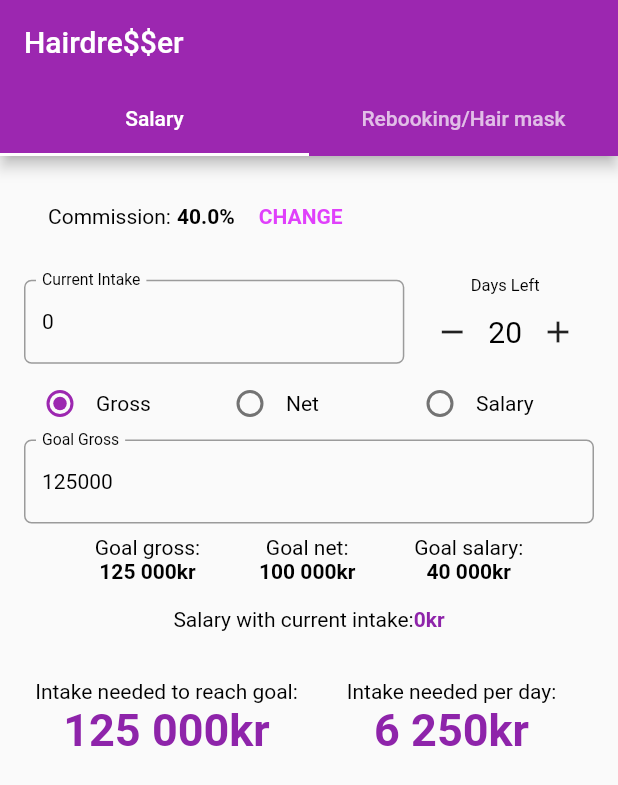
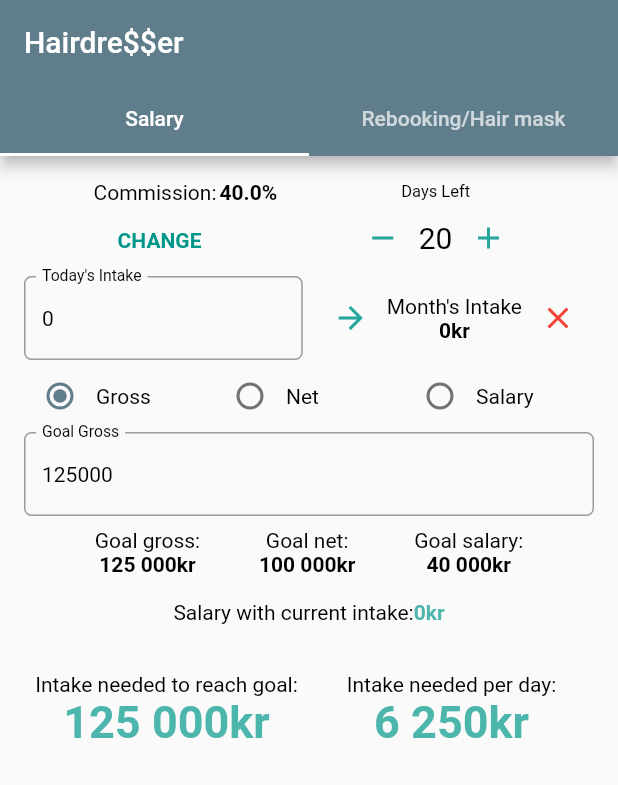
Before and after one commit to jasonctoms/hairdresser_calc, a Flutter app: the screen it shows after launch, on a phone screen of 412 x 824 dp. Shown: the top 785 px of the screen. Run offline on Flutter 3.47's test engine with Material 2 defaults, Android fonts, the phone set to English and light mode, and no system bars; our stand-ins replace shared_preferences.

Commit message:
Update the way you input current salary.

```diff
--- a/lib/localized_strings.dart
+++ b/lib/localized_strings.dart
@@ -17,13 +17,15 @@ class LocalizedStrings {
       'appName': 'Hairdre\$\$er',
       'cancel': 'Cancel',
       'done': 'Done',
+      'clear': 'CLEAR',
       //SalaryScreen---------------------------------
       'commission': 'Commission:',
       'currentCommission': 'Current commission:',
       'commissionPercent': 'Commission %',
       'change': 'CHANGE',
       'validationMessage': 'Invalid number entered',
-      'currentIntake': 'Current Intake',
+      'todaysIntake': 'Today\'s Intake',
+      'monthsIntake': 'Month\'s Intake',
       'daysLeft': 'Days Left',
       'goalGross': 'Goal Gross',
       'goalNet': 'Goal Net',
@@ -44,13 +46,15 @@ class LocalizedStrings {
       'appName': 'Fri\$ør',
       'cancel': 'Avbryt',
       'done': 'Ferdig',
+      'clear': 'TOMT',
       //SalaryScreen---------------------------------
       'commission': 'Provisjon:',
       'currentCommission': 'Nåværende provisjon:',
       'commissionPercent': 'Provisjon %',
       'change': 'ENDRE',
       'validationMessage': 'Ugyldig nummer inntastet',
-      'currentIntake': 'Nåværende Inntak',
+      'todaysIntake': 'Dagens Inntak',
+      'monthsIntake': 'Måneds Inntak:',
       'daysLeft': 'Dager Igjen',
       'goalGross': 'Mål Brutto',
       'goalNet': 'Mål Netto',
@@ -81,6 +85,10 @@ class LocalizedStrings {
     return _localizedValues[locale.languageCode]['done'];
   }
 
+  String get clear {
+    return _localizedValues[locale.languageCode]['clear'];
+  }
+
   String get commission {
     return _localizedValues[locale.languageCode]['commission'];
   }
@@ -101,8 +109,12 @@ class LocalizedStrings {
     return _localizedValues[locale.languageCode]['validationMessage'];
   }
 
-  String get currentIntake {
-    return _localizedValues[locale.languageCode]['currentIntake'];
+  String get todaysIntake {
+    return _localizedValues[locale.languageCode]['todaysIntake'];
+  }
+
+  String get monthsIntake {
+    return _localizedValues[locale.languageCode]['monthsIntake'];
   }
 
   String get daysLeft {
--- a/lib/main.dart
+++ b/lib/main.dart
@@ -24,12 +24,12 @@ class HairdresserCalc extends StatelessWidget {
       onGenerateTitle: (BuildContext context) =>
           LocalizedStrings.of(context).appName,
       theme: ThemeData(
-        primarySwatch: Colors.purple,
+        primarySwatch: Colors.blueGrey,
         textTheme: Theme.of(context).textTheme.apply(
               bodyColor: Colors.black,
               displayColor: Colors.grey[600],
             ),
-        textSelectionHandleColor: Colors.green[800],
+        textSelectionHandleColor: Colors.teal,
       ),
       home: MainTabBar(),
     );
--- a/lib/pref_keys.dart
+++ b/lib/pref_keys.dart
@@ -1,8 +1,15 @@
 library hairdresser_calc.pref_keys;
 
-const commissionKey = 'commission';
-const currentIntakeKey = 'currentIntake';
-const daysLeftKey = 'daysLeft';
+const commissionKey = 'commissionKey';
+const todaysIntakeKey = 'todaysIntakeKey';
+const monthsIntakeKey = 'monthsIntakeKey';
+const daysLeftKey = 'daysLeftKey';
 const goalGrossKey = 'goalGrossKey';
 const goalNetKey = 'goalNetKey';
 const goalSalaryKey = 'goalSalaryKey';
+
+const totalDaysKey = 'totalDaysKey';
+const dailyClientsKey = 'dailyClientsKey';
+const totalClientsKey = 'totalClientsKey';
+const dailyHairMasksKey = 'dailyHairMasksKey';
+const totalHairMasksKey = 'totalHairMasksKey';
--- a/lib/salary_screen.dart
+++ b/lib/salary_screen.dart
@@ -22,10 +22,12 @@ class SalaryScreen extends StatefulWidget {
 class _SalaryScreenState extends State<SalaryScreen> {
   String _commissionText;
   double _commissionValue;
-  int _currentIntake;
+  int _todaysIntake;
+  int _monthsIntake;
   bool _showIntakeValidationError = false;
   final _intakeFieldKey = GlobalKey(debugLabel: 'currentIntake');
   TextEditingController _intakeController;
+  FocusNode _intakeFocus = FocusNode();
   int _daysLeft = 20;
   int _goalGross;
   int _goalNet;
@@ -33,13 +35,21 @@ class _SalaryScreenState extends State<SalaryScreen> {
   bool _showGoalValidationError = false;
   final _goalFieldKey = GlobalKey(debugLabel: 'goal');
   TextEditingController _goalController;
+  FocusNode _goalFocus = FocusNode();
   GoalSelection _goalSelection = GoalSelection.gross;
 
+  @override
+  void dispose() {
+    _intakeFocus.dispose();
+    _goalFocus.dispose();
+    super.dispose();
+  }
+
   int _remainingIntake() {
-    if (_goalGross == null || _currentIntake == null)
+    if (_goalGross == null || _monthsIntake == null)
       return 0;
     else
-      return _goalGross - _currentIntake;
+      return _goalGross - _monthsIntake;
   }
 
   int _amountNeededPerDay() {
@@ -50,16 +60,36 @@ class _SalaryScreenState extends State<SalaryScreen> {
   }
 
   int _salaryWithCurrentIntake() {
-    if (_currentIntake == null || _commissionValue == null)
+    if (_monthsIntake == null || _commissionValue == null)
       return 0;
     else
-      return (_currentIntake * 0.8 * _commissionValue).round();
+      return (_monthsIntake * 0.8 * _commissionValue).round();
+  }
+
+  _onIntakeFocusChange() {
+      if (_intakeFocus.hasFocus) {
+        _intakeController.selection = TextSelection(
+          baseOffset: 0,
+          extentOffset: _intakeController.text.length,
+        );
+      }
+  }
+
+  _onGoalFocusChange() {
+    if (_goalFocus.hasFocus) {
+      _goalController.selection = TextSelection(
+        baseOffset: 0,
+        extentOffset: _goalController.text.length,
+      );
+    }
   }
 
   @override
   void initState() {
     super.initState();
     _setDefaultPrefs();
+    _intakeFocus.addListener(_onIntakeFocusChange);
+    _goalFocus.addListener(_onGoalFocusChange);
   }
 
   _setDefaultPrefs() async {
@@ -68,9 +98,13 @@ class _SalaryScreenState extends State<SalaryScreen> {
     if (commission == null) {
       await prefs.setDouble(prefKeys.commissionKey, 0.40);
     }
-    int currentIntake = prefs.getInt(prefKeys.currentIntakeKey);
-    if (currentIntake == null) {
-      await prefs.setInt(prefKeys.currentIntakeKey, 0);
+    int monthsIntake = prefs.getInt(prefKeys.monthsIntakeKey);
+    if (monthsIntake == null) {
+      await prefs.setInt(prefKeys.monthsIntakeKey, 0);
+    }
+    int todaysIntake = prefs.getInt(prefKeys.todaysIntakeKey);
+    if (todaysIntake == null) {
+      await prefs.setInt(prefKeys.todaysIntakeKey, 0);
     }
     int daysLeft = prefs.getInt(prefKeys.daysLeftKey);
     if (daysLeft == null) {
@@ -88,25 +122,28 @@ class _SalaryScreenState extends State<SalaryScreen> {
     if (goalSalary == null) {
       await prefs.setInt(prefKeys.goalSalaryKey, 40000);
     }
+
+    _getOtherValuesFromSharedPrefs();
     _getCommissionFromSharedPrefs();
-    _getOtherValuesFromSharedPrefs();
   }
 
   _getOtherValuesFromSharedPrefs() async {
     SharedPreferences prefs = await SharedPreferences.getInstance();
-    int currentIntake = prefs.getInt(prefKeys.currentIntakeKey);
+    int todaysIntake = prefs.getInt(prefKeys.todaysIntakeKey);
+    int monthsIntake = prefs.getInt(prefKeys.monthsIntakeKey);
     int daysLeft = prefs.getInt(prefKeys.daysLeftKey);
     int goalNet = prefs.getInt(prefKeys.goalNetKey);
     int goalGross = prefs.getInt(prefKeys.goalGrossKey);
     int goalSalary = prefs.getInt(prefKeys.goalSalaryKey);
     setState(() => _initPrefValues(
-        currentIntake, daysLeft, goalNet, goalGross, goalSalary));
+        todaysIntake, monthsIntake, daysLeft, goalNet, goalGross, goalSalary));
   }
 
-  _initPrefValues(int currentIntake, int daysLeft, int goalNet, int goalGross,
-      int goalSalary) {
-    _currentIntake = currentIntake;
-    _intakeController = TextEditingController(text: _currentIntake.toString());
+  _initPrefValues(int todaysIntake, int monthsIntake, int daysLeft, int goalNet,
+      int goalGross, int goalSalary) {
+    _todaysIntake = todaysIntake;
+    _intakeController = TextEditingController(text: _todaysIntake.toString());
+    _monthsIntake = monthsIntake;
     _daysLeft = daysLeft;
     _goalGross = goalGross;
     _goalController = TextEditingController(text: _goalGross.toString());
@@ -117,13 +154,14 @@ class _SalaryScreenState extends State<SalaryScreen> {
   _getCommissionFromSharedPrefs() async {
     SharedPreferences prefs = await SharedPreferences.getInstance();
     var commissionValue = prefs.getDouble(prefKeys.commissionKey);
-    var correctDecimals = commissionValue.toStringAsFixed(1);
+    var correctDecimals = commissionValue.toStringAsFixed(3);
     commissionValue = double.parse(correctDecimals);
     setState(() => _setCommission(commissionValue));
   }
 
   _setCommission(double commissionValue) {
     _commissionValue = commissionValue;
+    _goalSalary = (_goalNet * _commissionValue).round();
     _commissionText = (commissionValue * 100.0).toString();
   }
 
@@ -146,23 +184,37 @@ class _SalaryScreenState extends State<SalaryScreen> {
     }
   }
 
-  _updateCurrentIntake(String input) {
+  _updateTodaysIntake(String input) {
     setState(() {
       if (input == null || input.isEmpty) {
         _showIntakeValidationError = false;
-        _currentIntake = 0;
-        _setCurrentIntakePref();
+        _todaysIntake = 0;
+        _setTodaysIntakePref();
       } else {
         try {
           final inputInt = int.parse(input);
           _showIntakeValidationError = false;
-          _currentIntake = inputInt;
-          _setCurrentIntakePref();
+          _todaysIntake = inputInt;
+          _setTodaysIntakePref();
         } on Exception catch (e) {
           print('Error: $e');
           _showIntakeValidationError = true;
         }
       }
+    });
+  }
+
+  _addTodaysIntakeToMonth() {
+    setState(() {
+      _monthsIntake += _todaysIntake;
+      _setMonthsIntakePref();
+    });
+  }
+
+  _clearMonthlyIntake() {
+    setState(() {
+      _monthsIntake = 0;
+      _setMonthsIntakePref();
     });
   }
 
@@ -188,9 +240,14 @@ class _SalaryScreenState extends State<SalaryScreen> {
     });
   }
 
-  _setCurrentIntakePref() async {
+  _setTodaysIntakePref() async {
     SharedPreferences prefs = await SharedPreferences.getInstance();
-    prefs.setInt(prefKeys.currentIntakeKey, _currentIntake);
+    prefs.setInt(prefKeys.todaysIntakeKey, _todaysIntake);
+  }
+
+  _setMonthsIntakePref() async {
+    SharedPreferences prefs = await SharedPreferences.getInstance();
+    prefs.setInt(prefKeys.monthsIntakeKey, _monthsIntake);
   }
 
   _setDaysLeftPref() async {
@@ -256,14 +313,47 @@ class _SalaryScreenState extends State<SalaryScreen> {
 
   @override
   Widget build(BuildContext context) {
-    final commissionRow = Padding(
-      padding: EdgeInsets.only(bottom: 16.0, right: 16.0, left: 16.0),
-      child: Row(
+    final daysLeft = Column(
+      children: [
+        Text(
+          LocalizedStrings.of(context).daysLeft,
+          style: TextStyle(
+            fontSize: 11.0,
+          ),
+        ),
+        Row(
+          children: [
+            IconButton(
+              icon: Icon(
+                Icons.remove,
+                color: Colors.teal[400],
+              ),
+              onPressed: () => _subtractDay(),
+            ),
+            Text(
+              _daysLeft.toString(),
+              style: TextStyle(fontSize: 20.0),
+            ),
+            IconButton(
+              icon: Icon(
+                Icons.add,
+                color: Colors.teal[400],
+              ),
+              onPressed: () => _addDay(),
+            ),
+          ],
+        ),
+      ],
+    );
+
+    final commission = Column(
+      mainAxisSize: MainAxisSize.min,
+      crossAxisAlignment: CrossAxisAlignment.start,
       children: [
         Row(
           children: [
             Text(LocalizedStrings.of(context).commission),
-              Padding(padding: EdgeInsets.symmetric(horizontal: 2.0)),
+            Padding(padding: EdgeInsets.only(right:2.0),),
             Text(
               _setCommissionText(),
               style: TextStyle(fontWeight: FontWeight.bold),
@@ -277,65 +367,72 @@ class _SalaryScreenState extends State<SalaryScreen> {
               fontWeight: FontWeight.bold,
             ),
           ),
-            textColor: Colors.purpleAccent,
+          textColor: Colors.teal,
           onPressed: () => _openDialog(context),
-          ),
-        ],
-      ),
-    );
-
-    final daysLeft = Column(
-      children: [
-        Text(
-          LocalizedStrings.of(context).daysLeft,
-          style: TextStyle(
-            fontSize: 11.0,
-          ),
-        ),
-        Row(
-          children: [
-            IconButton(
-              icon: Icon(Icons.remove),
-              onPressed: () => _subtractDay(),
-            ),
-            Text(
-              _daysLeft.toString(),
-              style: TextStyle(fontSize: 20.0),
-            ),
-            IconButton(
-              icon: Icon(Icons.add),
-              onPressed: () => _addDay(),
-            ),
-          ],
         ),
       ],
     );
 
-    final currentIntakeAndDaysRow = Row(
+    final commissionRow = Row(
+      mainAxisAlignment: MainAxisAlignment.spaceEvenly,
       children: [
-        Expanded(
+        commission,
+        daysLeft,
+      ],
+    );
+
+    final todaysIntakeField = Expanded(
       child: Padding(
         padding: EdgeInsets.only(right: 8.0),
         child: TextField(
           key: _intakeFieldKey,
           controller: _intakeController,
+          focusNode: _intakeFocus,
           style: Theme.of(context).textTheme.body1,
           decoration: InputDecoration(
             labelStyle: Theme.of(context).textTheme.body1,
             errorText: _showIntakeValidationError
                 ? LocalizedStrings.of(context).validationMessage
                 : null,
-                labelText: LocalizedStrings.of(context).currentIntake,
+            labelText: LocalizedStrings.of(context).todaysIntake,
             border: OutlineInputBorder(
               borderRadius: BorderRadius.circular(5.0),
             ),
           ),
           keyboardType: TextInputType.number,
-              onChanged: _updateCurrentIntake,
+          onChanged: _updateTodaysIntake,
         ),
       ),
+    );
+
+    final monthsIntake = Column(
+      children: [
+        Text(LocalizedStrings.of(context).monthsIntake),
+        Text(
+          _formatMoney(_monthsIntake),
+          style: TextStyle(fontWeight: FontWeight.bold),
         ),
-        daysLeft,
+      ],
+    );
+
+    final currentIntakeRow = Row(
+      children: [
+        todaysIntakeField,
+        IconButton(
+          icon: Icon(
+            Icons.arrow_forward,
+            color: Colors.teal[400],
+          ),
+          onPressed: () => _addTodaysIntakeToMonth(),
+        ),
+        monthsIntake,
+        IconButton(
+          icon: Icon(
+            Icons.clear,
+            color: Colors.red,
+          ),
+          onPressed: () => _clearMonthlyIntake(),
+        ),
       ],
     );
 
@@ -389,6 +486,7 @@ class _SalaryScreenState extends State<SalaryScreen> {
       TextField(
         key: _goalFieldKey,
         controller: _goalController,
+        focusNode: _goalFocus,
         style: Theme.of(context).textTheme.body1,
         decoration: InputDecoration(
           labelStyle: Theme.of(context).textTheme.body1,
@@ -447,7 +545,7 @@ class _SalaryScreenState extends State<SalaryScreen> {
             _formatMoney(_salaryWithCurrentIntake()),
             style: TextStyle(
               fontWeight: FontWeight.bold,
-              color: Colors.purple[600],
+              color: Colors.teal[300],
             ),
           ),
         ],
@@ -486,7 +584,7 @@ class _SalaryScreenState extends State<SalaryScreen> {
                   textAlign: TextAlign.center,
                   style: TextStyle(
                       fontWeight: FontWeight.bold,
-                      color: Colors.purple[600],
+                      color: Colors.teal[300],
                       fontSize: 30.0),
                 ),
               ),
@@ -498,7 +596,7 @@ class _SalaryScreenState extends State<SalaryScreen> {
                   textAlign: TextAlign.center,
                   style: TextStyle(
                       fontWeight: FontWeight.bold,
-                      color: Colors.purple[600],
+                      color: Colors.teal[300],
                       fontSize: 30.0),
                 ),
               ),
@@ -514,7 +612,7 @@ class _SalaryScreenState extends State<SalaryScreen> {
         child: Column(
           children: [
             commissionRow,
-            currentIntakeAndDaysRow,
+            currentIntakeRow,
             goal,
             goalInfo,
             currentSalary,
```
Also changed, not shown: pubspec.lock, 1 other file. Lines whose indentation alone changed are shown as unchanged.
